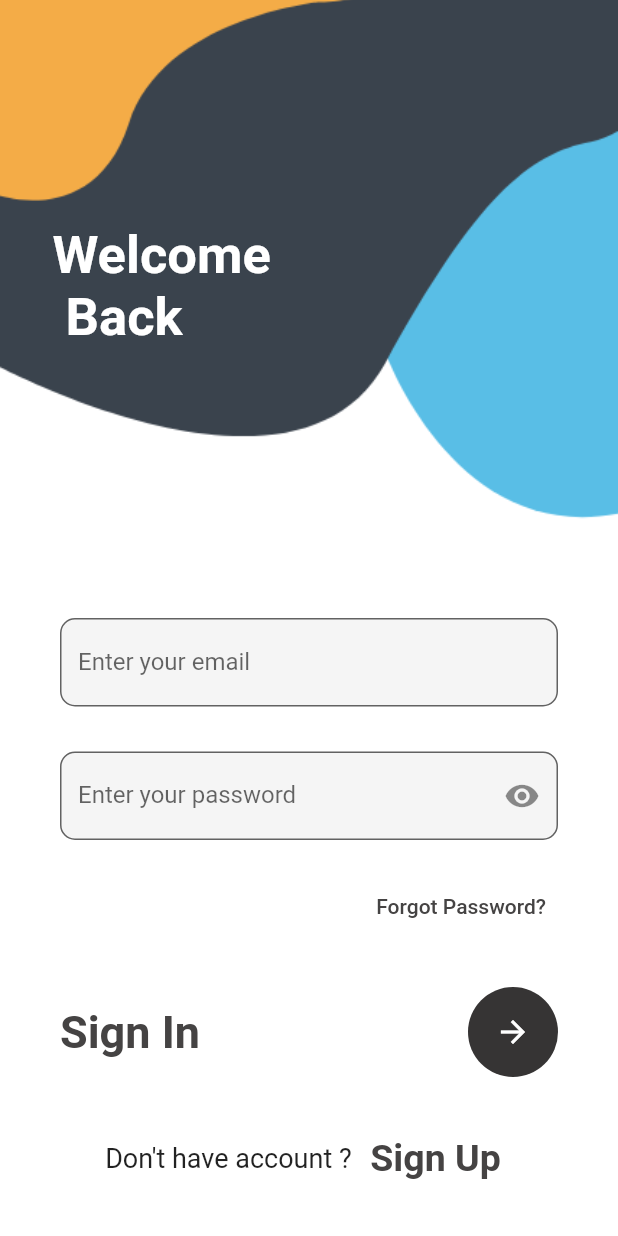
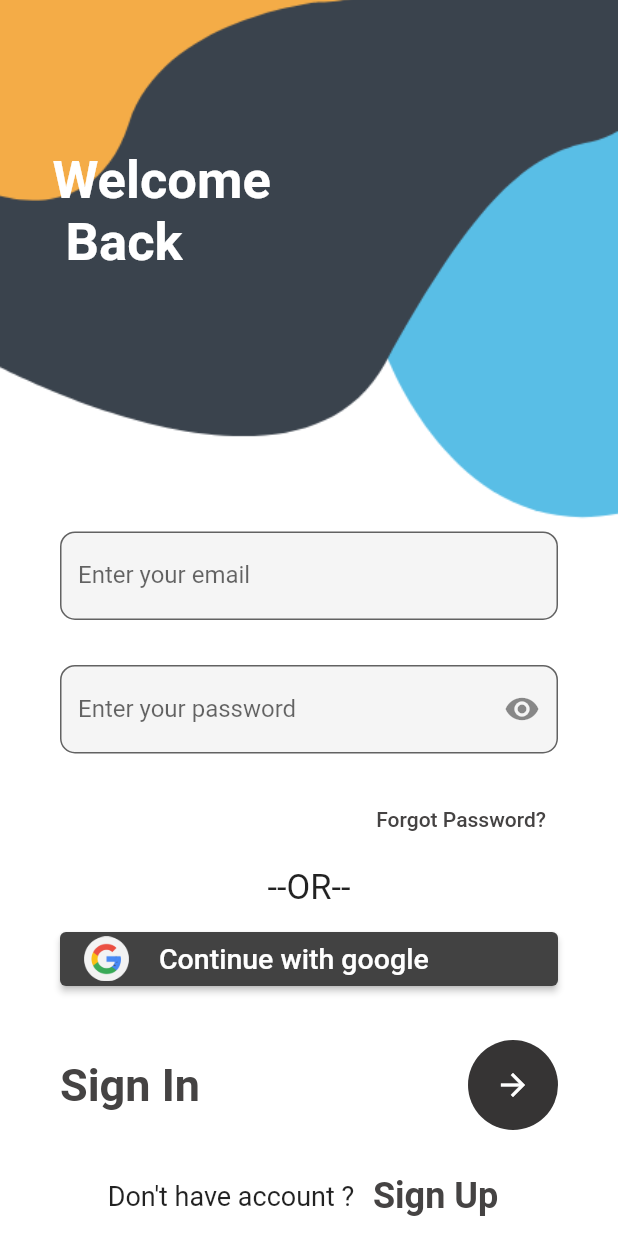
Before and after one commit to ank809/Camera-App, a Flutter app: the screen it shows after launch, on a phone screen of 412 x 824 dp. Run offline on Flutter 3.47's test engine with Material 2 defaults, Android fonts, the phone set to English and light mode, and no system bars; our stand-ins replace camera, cloud_firestore, firebase_auth, firebase_core, get, google_sign_in; accounts and stored records are empty.

Commit message:
google  authentication added

```diff
--- a/lib/view/auth/login.dart
+++ b/lib/view/auth/login.dart
@@ -1,5 +1,7 @@
 import 'package:camera_app/controllers/firebase_auth.dart';
+import 'package:camera_app/main.dart';
 import 'package:camera_app/view/auth/signup.dart';
+import 'package:camera_app/view/home.dart';
 import 'package:camera_app/view/reset_password.dart';
 import 'package:flutter/material.dart';
 import 'package:get/get.dart';
@@ -34,7 +36,7 @@ setState(() {
           body: Stack(
             children: [
               Container(
-                margin: EdgeInsets.only(top: 150.0, left: 35.0),
+                margin: EdgeInsets.only(top: 100.0, left: 35.0),
                 child: const Text('Welcome \n Back',
               style: TextStyle(color: Colors.white,
               fontSize: 35.0,
@@ -42,7 +44,7 @@ setState(() {
               ),
               SingleChildScrollView(
                 child: Container(
-                  padding: EdgeInsets.only(top: MediaQuery.of(context).size.height*0.5,
+                  padding: EdgeInsets.only(top: MediaQuery.of(context).size.height*0.43,
                   right: 40.0, left: 40.0),
                   child: Form(
                     key: _formkey,
@@ -107,7 +109,28 @@ setState(() {
                             color: Color.fromARGB(255, 69, 67, 67),
                           ),),
                           ),
-                        ],),
+                        ],
+                        ),
+                        SizedBox(height: 8.0,),
+                           const  Text('--OR--',
+                            style: TextStyle(fontSize: 23.0),),
+                            SizedBox(height: 10.0,),
+                            ElevatedButton(onPressed: (){
+                              Auth.instance.signInWithGoogle().then((value) =>
+                              Get.off(Home(cameras)));
+                            },
+                            style: ElevatedButton.styleFrom(
+                              backgroundColor: Colors.grey.shade800,
+                            ),
+                            child: Row(
+                              children: [
+                              Image.asset('Asset/google.png',height: 30.0,
+                              width: 30.0,),
+                              const SizedBox(width: 20.0,),
+                              const  Text('Continue with google',
+                              style: TextStyle(fontSize: 19.0),),
+                            ], ),
+                            ),
                         SizedBox(height: 30.0,),
                         Row(
                           mainAxisAlignment: MainAxisAlignment.spaceBetween,
@@ -130,7 +153,7 @@ setState(() {
                             )
                           ],
                         ),
-                        SizedBox(height: 30.0,),
+                        SizedBox(height: 20.0,),
                         Row(
                           mainAxisAlignment: MainAxisAlignment.center,
                           children: [
@@ -144,7 +167,7 @@ setState(() {
                              child: const Text('Sign Up',
                              style: TextStyle(
                               color:Color.fromARGB(255, 69, 67, 67),
-                              fontSize: 25.0,
+                              fontSize: 24.0,
                               fontWeight: FontWeight.bold
                               ),
                               ),
--- a/pubspec.yaml
+++ b/pubspec.yaml
@@ -40,6 +40,7 @@ dependencies:
   firebase_auth: ^4.9.0
   firebase_core: ^2.15.1
   cloud_firestore: ^4.9.1
+  google_sign_in: ^6.1.5
 
 dev_dependencies:
   flutter_test:
```
Also changed, not shown: lib/controllers/firebase_auth.dart (+24 -0 lines), Asset/google.png (added), pubspec.lock.
